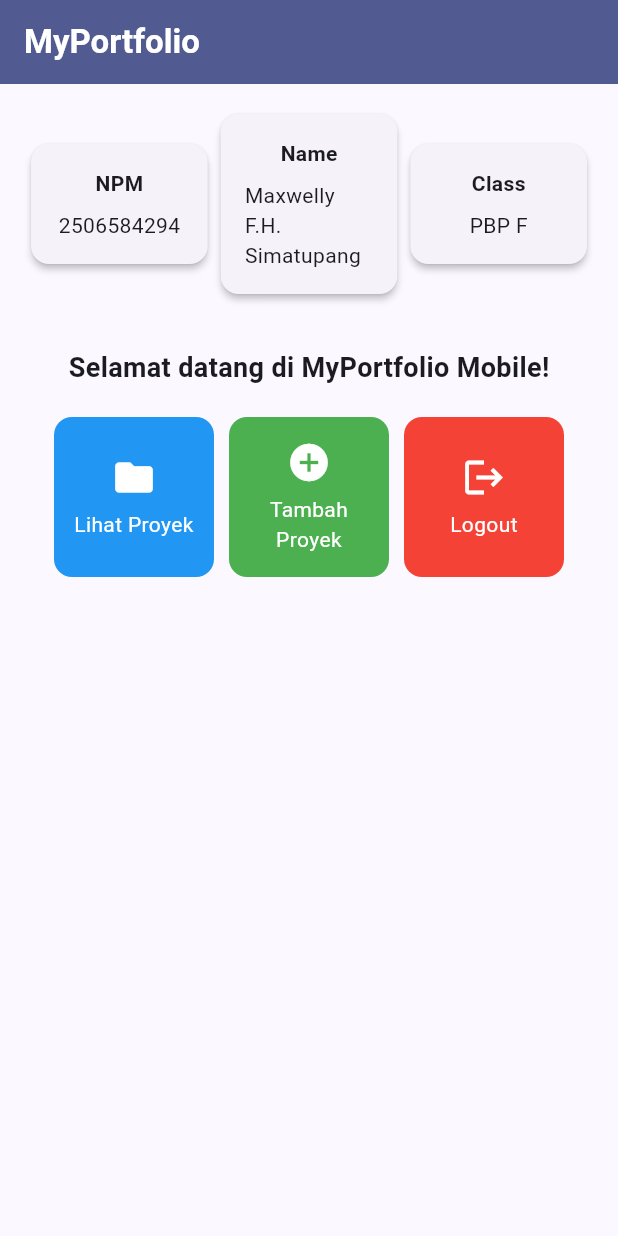
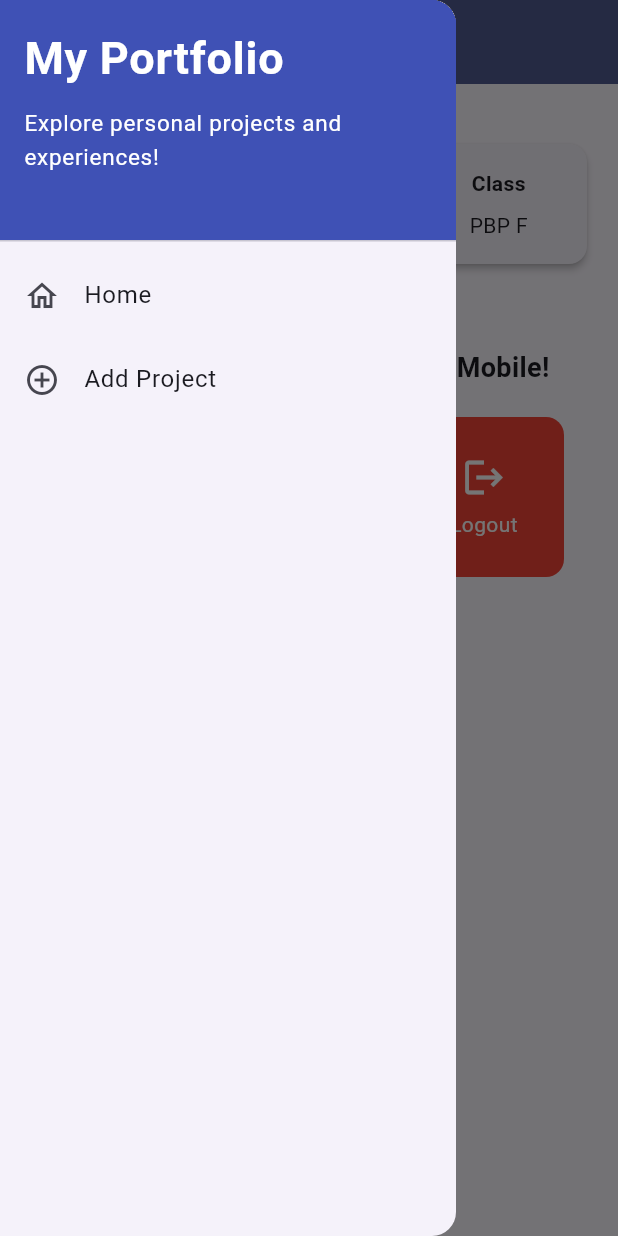
Before and after one commit to MaxwellS25/myportofolio_mobile, a Flutter app: the screen it shows after launch, with the side drawer open (before the commit the screen has no drawer), on a phone screen of 412 x 824 dp. Run offline on Flutter 3.47's test engine with Material 3 defaults, Android fonts, the phone set to English and light mode, and no system bars.

Commit message:
feat: Flutter Navigation, Layouts, Forms, and Input Elements

```diff
--- a/lib/main.dart
+++ b/lib/main.dart
@@ -1,5 +1,5 @@
 import 'package:flutter/material.dart';
-import 'package:myportofolio_mobile/menu.dart';
+import 'package:myportofolio_mobile/screens/menu.dart';
 
 void main() {
   runApp(const MyApp());
--- a/lib/menu.dart
+++ b/lib/screens/menu.dart
@@ -1,4 +1,6 @@
 import 'package:flutter/material.dart';
+import 'package:myportofolio_mobile/widgets/left_drawer.dart';
+import 'package:myportofolio_mobile/widgets/project_card.dart';
 
 class MyHomePage extends StatelessWidget {
   MyHomePage({super.key});
@@ -12,6 +14,7 @@ class MyHomePage extends StatelessWidget {
     ItemHomepage("Tambah Proyek", Icons.add_circle, Colors.green),
     ItemHomepage("Logout", Icons.logout, Colors.red),
   ];
+
   @override
   Widget build(BuildContext context) {
     return Scaffold(
@@ -21,7 +24,9 @@ class MyHomePage extends StatelessWidget {
           style: TextStyle(color: Colors.white, fontWeight: FontWeight.bold),
         ),
         backgroundColor: Theme.of(context).colorScheme.primary,
+        iconTheme: const IconThemeData(color: Colors.white),
       ),
+      drawer: const LeftDrawer(),
       body: Padding(
         padding: const EdgeInsets.all(16.0),
         child: Column(
@@ -35,9 +40,7 @@ class MyHomePage extends StatelessWidget {
                 InfoCard(title: 'Class', content: kelas),
               ],
             ),
-
             const SizedBox(height: 16.0),
-
             Center(
               child: Column(
                 children: [
@@ -105,45 +108,3 @@ class ItemHomepage {
 
   ItemHomepage(this.name, this.icon, this.color);
 }
-
-class ItemCard extends StatelessWidget {
-  final ItemHomepage item;
-
-  const ItemCard(this.item, {super.key});
-
-  @override
-  Widget build(BuildContext context) {
-    return Material(
-      color: item.color,
-      borderRadius: BorderRadius.circular(12),
-      child: InkWell(
-        onTap: () {
-          ScaffoldMessenger.of(context)
-            ..hideCurrentSnackBar()
-            ..showSnackBar(
-              SnackBar(
-                content: Text("Kamu telah menekan tombol ${item.name}!"),
-              ),
-            );
-        },
-        child: Container(
-          padding: const EdgeInsets.all(8),
-          child: Center(
-            child: Column(
-              mainAxisAlignment: MainAxisAlignment.center,
-              children: [
-                Icon(item.icon, color: Colors.white, size: 30.0),
-                const Padding(padding: EdgeInsets.all(3)),
-                Text(
-                  item.name,
-                  textAlign: TextAlign.center,
-                  style: const TextStyle(color: Colors.white),
-                ),
-              ],
-            ),
-          ),
-        ),
-      ),
-    );
-  }
-}
--- /dev/null
+++ b/lib/widgets/left_drawer.dart
@@ -0,0 +1,54 @@
+import 'package:flutter/material.dart';
+import 'package:myportofolio_mobile/screens/menu.dart';
+
+class LeftDrawer extends StatelessWidget {
+  const LeftDrawer({super.key});
+
+  @override
+  Widget build(BuildContext context) {
+    return Drawer(
+      child: ListView(
+        children: [
+          const DrawerHeader(
+            decoration: BoxDecoration(color: Colors.indigo),
+            child: Column(
+              crossAxisAlignment: CrossAxisAlignment.start,
+              children: [
+                Text(
+                  'My Portfolio',
+                  style: TextStyle(
+                    fontSize: 30,
+                    fontWeight: FontWeight.bold,
+                    color: Colors.white,
+                  ),
+                ),
+                SizedBox(height: 10),
+                Text(
+                  'Explore personal projects and experiences!',
+                  style: TextStyle(fontSize: 15, color: Colors.white),
+                ),
+              ],
+            ),
+          ),
+          ListTile(
+            leading: const Icon(Icons.home_outlined),
+            title: const Text('Home'),
+            onTap: () {
+              Navigator.pushReplacement(
+                context,
+                MaterialPageRoute(builder: (context) => MyHomePage()),
+              );
+            },
+          ),
+          ListTile(
+            leading: const Icon(Icons.add_circle_outline),
+            title: const Text('Add Project'),
+            onTap: () {
+              // TODO: Gunakan Navigator.push() ke ProjectFormPage di sini setelah halaman tersebut dibuat.
+            },
+          ),
+        ],
+      ),
+    );
+  }
+}
--- /dev/null
+++ b/lib/widgets/project_card.dart
@@ -0,0 +1,53 @@
+import 'package:flutter/material.dart';
+import 'package:myportofolio_mobile/screens/menu.dart';
+import 'package:myportofolio_mobile/screens/project_form.dart';
+
+class ItemCard extends StatelessWidget {
+  final ItemHomepage item;
+
+  const ItemCard(this.item, {super.key});
+
+  @override
+  Widget build(BuildContext context) {
+    return Material(
+      color: item.color,
+      borderRadius: BorderRadius.circular(12),
+      child: InkWell(
+        onTap: () {
+          ScaffoldMessenger.of(context)
+            ..hideCurrentSnackBar()
+            ..showSnackBar(
+              SnackBar(
+                content: Text("Kamu telah menekan tombol ${item.name}!"),
+              ),
+            );
+
+          // Navigate ke halaman yang sesuai
+          if (item.name == "Tambah Proyek") {
+            Navigator.push(
+              context,
+              MaterialPageRoute(builder: (context) => const ProjectFormPage()),
+            );
+          }
+        },
+        child: Container(
+          padding: const EdgeInsets.all(8),
+          child: Center(
+            child: Column(
+              mainAxisAlignment: MainAxisAlignment.center,
+              children: [
+                Icon(item.icon, color: Colors.white, size: 30.0),
+                const Padding(padding: EdgeInsets.all(3)),
+                Text(
+                  item.name,
+                  textAlign: TextAlign.center,
+                  style: const TextStyle(color: Colors.white),
+                ),
+              ],
+            ),
+          ),
+        ),
+      ),
+    );
+  }
+}
```
Also changed, not shown: lib/screens/project_form.dart (added, +202 -0 lines).
